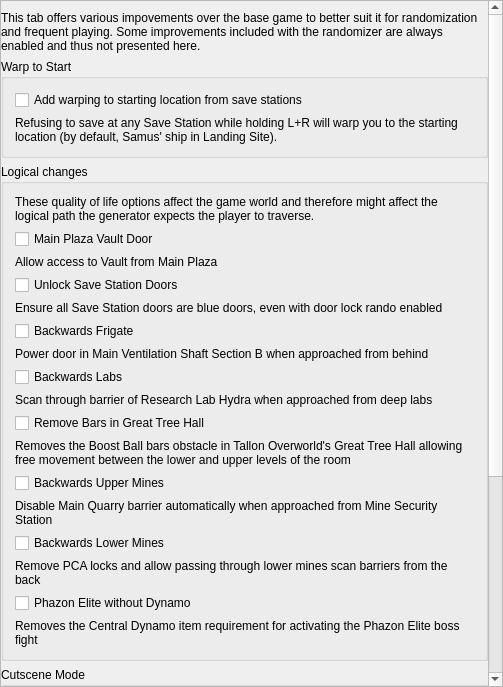
Above: randovania/games/prime1/gui/ui_files/preset_prime_qol.ui from randovania/randovania before the change. Below: the same form after it.
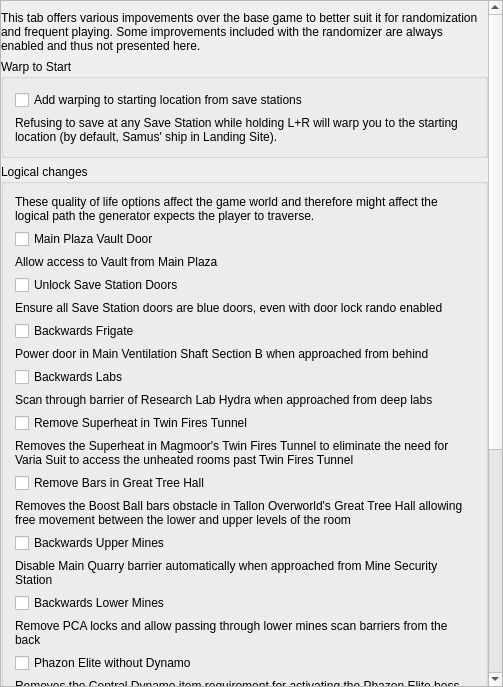
That is the form after the change.

```diff
--- a/randovania/games/prime1/gui/ui_files/preset_prime_qol.ui
+++ b/randovania/games/prime1/gui/ui_files/preset_prime_qol.ui
@@ -42,9 +42,9 @@
        <property name="geometry">
         <rect>
          <x>0</x>
-         <y>-358</y>
+         <y>-143</y>
          <width>487</width>
-         <height>1200</height>
+         <height>1272</height>
         </rect>
        </property>
        <layout class="QVBoxLayout" name="scroll_layout">
@@ -217,6 +217,23 @@
              </property>
             </widget>
            </item>
+           <item>
+            <widget class="QCheckBox" name="remove_superheat_twin_fires_tunnel_check">
+             <property name="text">
+              <string>Remove Superheat in Twin Fires Tunnel</string>
+             </property>
+            </widget>
+           </item>
+           <item>
+            <widget class="QLabel" name="remove_superheat_twin_fires_tunnel_label">
+             <property name="text">
+              <string>Removes the Superheat in Magmoor's Twin Fires Tunnel to eliminate the need for Varia Suit to access the unheated rooms past Twin Fires Tunnel</string>
+             </property>
+             <property name="wordWrap">
+              <bool>true</bool>
+             </property>
+            </widget>
+           </item>
            <item>
             <widget class="QCheckBox" name="remove_bars_great_tree_hall_check">
              <property name="text">
```
